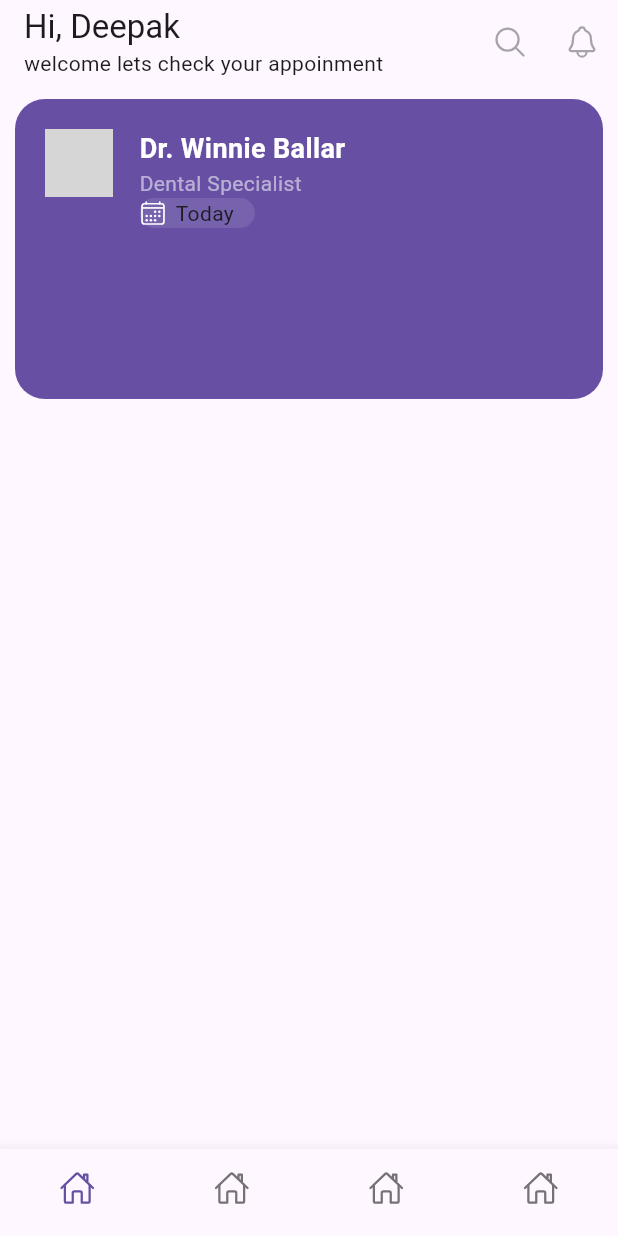
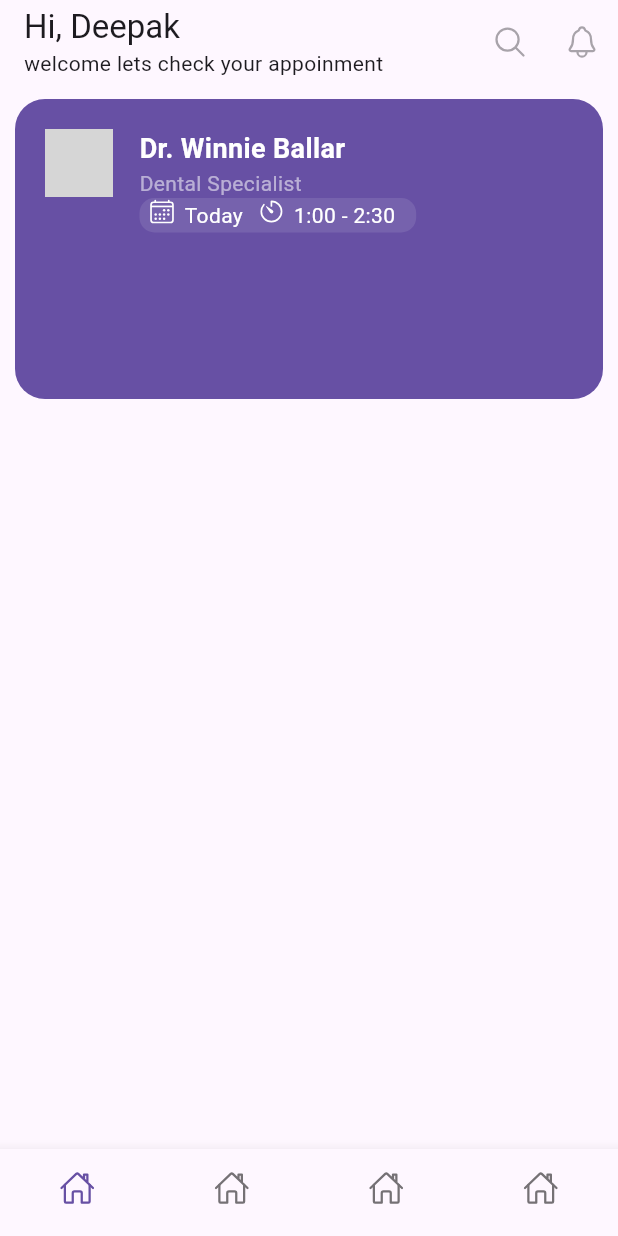
Before and after one commit to jack8096/my_app, a Flutter app: the screen it shows after launch, on a phone screen of 412 x 824 dp. Run offline on Flutter 3.47's test engine with Material 2 defaults, Android fonts, the phone set to English and light mode, and no system bars; our stand-ins replace ionicons; grey boxes are pictures that could not be loaded.

Commit message:
fixed upcomming cards

```diff
--- a/my_app/lib/up_comming_cards.dart
+++ b/my_app/lib/up_comming_cards.dart
@@ -28,11 +28,17 @@ return Container(
           const Text("Dr. Winnie Ballar", style: TextStyle(color: Colors.white, fontSize: 18, fontWeight: FontWeight.bold),),
           const Text("Dental Specialist", style: TextStyle(color: Colors.white54),),
           Container(
+
             decoration: BoxDecoration(color: Colors.white10, borderRadius: BorderRadius.circular(10) ),
             child: const Row(
+
               children: [
-                Icon(Ionicons.calendar_outline, size: 18, color: Colors.white,),
-                Padding(padding: EdgeInsets.only(left: 6.0, right: 14.0), child: Text("Today"),)
+                Padding(padding: EdgeInsets.only(top: 0.0, bottom: 5.0 , left: 6.0, right: 6.0) , child: Icon(Ionicons.calendar_outline, size: 18, color: Colors.white, ),),
+                Text("Today",  style: TextStyle(color: Colors.white,)),
+
+                 Padding(padding: EdgeInsets.only(top: 0.0, bottom: 5.0 , left: 10.0, right: 6.0) , child: Icon(Ionicons.timer_outline , size: 18 , color: Colors.white,),),
+
+                Padding(padding: EdgeInsets.only(left: 0.0, right: 14.0), child: Text("1:00 - 2:30" , style: TextStyle(color: Colors.white,),),),
               ],
             ),
           )
```
